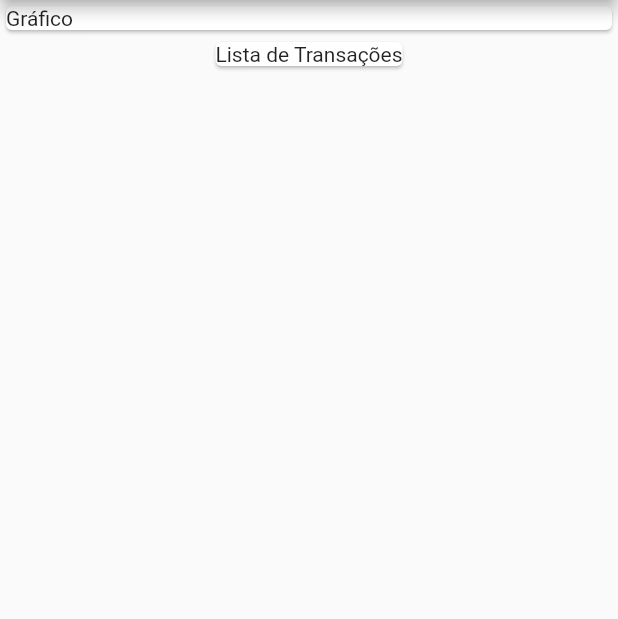
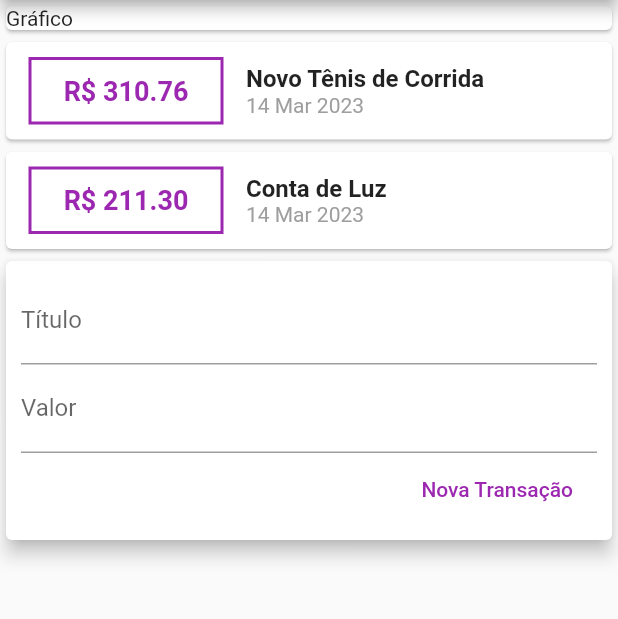
Before and after one commit to bruno15b/despesasFlutterApp, a Flutter app: the screen it shows after launch, on a phone screen of 412 x 824 dp, the part 84-703 px from its top. Run offline on Flutter 3.47's test engine with Material 2 defaults, Android fonts, the phone set to English and light mode, and no system bars.

Commit message:
Adds initial codebase, components TransactionUser, TransactionForm, TransactionList, and model Transaction

```diff
--- /dev/null
+++ b/lib/components/transaction_form.dart
@@ -0,0 +1,46 @@
+import 'package:flutter/material.dart';
+
+class TransactionForm extends StatelessWidget {
+
+  final titleController = TextEditingController();
+  final valueController = TextEditingController();
+
+  @override
+  Widget build(BuildContext context) {
+    return Card(
+      elevation: 5,
+      child: Padding(
+        padding: const EdgeInsets.all(10),
+        child: Column(
+          children: [
+            TextField(
+              controller: this.titleController,
+              decoration: InputDecoration(labelText: "Título"),
+            ),
+            TextField(
+              controller: this.valueController,
+              decoration: InputDecoration(labelText: "Valor"),
+            ),
+            Row(
+              mainAxisAlignment: MainAxisAlignment.end,
+              children: [
+                FlatButton(
+                  onPressed: () {
+                    print(this.titleController.text);
+                    print(this.valueController.text);
+                  },
+                  child: Text(
+                    "Nova Transação",
+                    style: TextStyle(
+                      color: Colors.purple,
+                    ),
+                  ),
+                )
+              ],
+            )
+          ],
+        ),
+      ),
+    );
+  }
+}
--- /dev/null
+++ b/lib/components/transaction_list.dart
@@ -0,0 +1,63 @@
+import 'package:flutter/material.dart';
+import '../models/transaction.dart';
+import 'package:intl/intl.dart';
+
+class TransactionList extends StatelessWidget {
+
+  final List<Transaction> transactions;
+
+  TransactionList(this.transactions);
+
+  @override
+  Widget build(BuildContext context) {
+    return
+      Column(
+        children: this.transactions.map((tr) {
+          return Card(
+            child: Row(
+              children: [
+                Container(
+                  child: Text(
+                    "R\$ ${tr.value.toStringAsFixed(2)}",
+                    style: TextStyle(
+                        fontWeight: FontWeight.bold,
+                        fontSize: 18,
+                        color: Colors.purple),
+                  ),
+                  margin:
+                  EdgeInsets.symmetric(horizontal: 15, vertical: 10),
+                  decoration: BoxDecoration(
+                    border: Border.all(
+                      color: Colors.purple,
+                      width: 2,
+                    ),
+                  ),
+                  padding: EdgeInsets.all(10),
+                  width: 130,
+                  alignment: Alignment.center,
+                ),
+                Column(
+                  crossAxisAlignment: CrossAxisAlignment.start,
+                  children: [
+                    Text(
+                      tr.title,
+                      style: TextStyle(
+                        fontSize: 16,
+                        fontWeight: FontWeight.bold,
+                      ),
+                    ),
+                    Text(
+                      DateFormat("d MMM y").format(tr.date),
+                      style: TextStyle(
+                        color: Colors.grey,
+                      ),
+                    ),
+                  ],
+                )
+              ],
+            ),
+          );
+        }).toList(),
+      );
+  }
+}
--- /dev/null
+++ b/lib/components/transaction_user.dart
@@ -0,0 +1,34 @@
+import 'package:flutter/material.dart';
+import '../models/transaction.dart';
+import './transaction_form.dart';
+import './transaction_list.dart';
+
+class TransactionUser extends StatefulWidget {
+  @override
+  _TransactionUserState createState() => _TransactionUserState();
+}
+
+class _TransactionUserState extends State<TransactionUser> {
+
+  final _transactions = [
+    Transaction(
+      id: "t1",
+      title: "Novo Tênis de Corrida",
+      value: 310.76,
+      date: DateTime.now(),
+    ),
+    Transaction(
+      id: "t2",
+      title: "Conta de Luz",
+      value: 211.30,
+      date: DateTime.now(),
+    ),
+  ];
+  @override
+  Widget build(BuildContext context) {
+    return Column(children: [
+      TransactionList(this._transactions),
+      TransactionForm(),
+    ],);
+  }
+}
--- a/lib/main.dart
+++ b/lib/main.dart
@@ -1,54 +1,36 @@
 import 'package:flutter/material.dart';
+import './components/transaction_user.dart';
 
 void main() {
-  runApp(MyApp());
+  runApp(ExpensesApp());
 }
 
-class MyApp extends StatelessWidget {
-
+class ExpensesApp extends StatelessWidget {
   @override
   Widget build(BuildContext context) {
     return MaterialApp(
-      title: 'Despesas Pessoais',
-      theme: ThemeData(
-        primarySwatch: Colors.blue,
-        visualDensity: VisualDensity.adaptivePlatformDensity,
-      ),
-      home: MyHomePage(title: 'Despesas Pessoais'),
+      debugShowCheckedModeBanner: false,
+      home: MyHomePage(),
     );
   }
 }
 
-class MyHomePage extends StatefulWidget {
-  MyHomePage({Key key, this.title}) : super(key: key);
-
-
-  final String title;
-
-  @override
-  _MyHomePageState createState() => _MyHomePageState();
-}
-
-class _MyHomePageState extends State<MyHomePage> {
-
+class MyHomePage extends StatelessWidget {
   @override
   Widget build(BuildContext context) {
-
     return Scaffold(
       appBar: AppBar(
-
         title: Text("Despesas Pessoais"),
       ),
       body: Column(
-
+        crossAxisAlignment: CrossAxisAlignment.stretch,
         children: <Widget>[
           Container(
-              width: double.infinity,
             child: Card(
-                child:Text("Gráfico"),
+              child: Text("Gráfico"),
             ),
           ),
-            Card(child: Text("Lista de Transações"))
+          TransactionUser(),
         ],
       ),
     );
--- /dev/null
+++ b/lib/models/transaction.dart
@@ -0,0 +1,15 @@
+import 'package:flutter/material.dart';
+
+class Transaction {
+  final String id;
+  final String title;
+  final double value;
+  final DateTime date;
+
+  Transaction({
+    @required this.id,
+    @required this.title,
+    @required this.value,
+    @required this.date,
+  });
+}
--- a/pubspec.yaml
+++ b/pubspec.yaml
@@ -23,7 +23,7 @@ environment:
 dependencies:
   flutter:
     sdk: flutter
-
+  intl: 0.16.1
 
   # The following adds the Cupertino Icons font to your application.
   # Use with the CupertinoIcons class for iOS style icons.
```
Also changed, not shown: pubspec.lock, 1 other file. Lines whose indentation alone changed are shown as unchanged.
